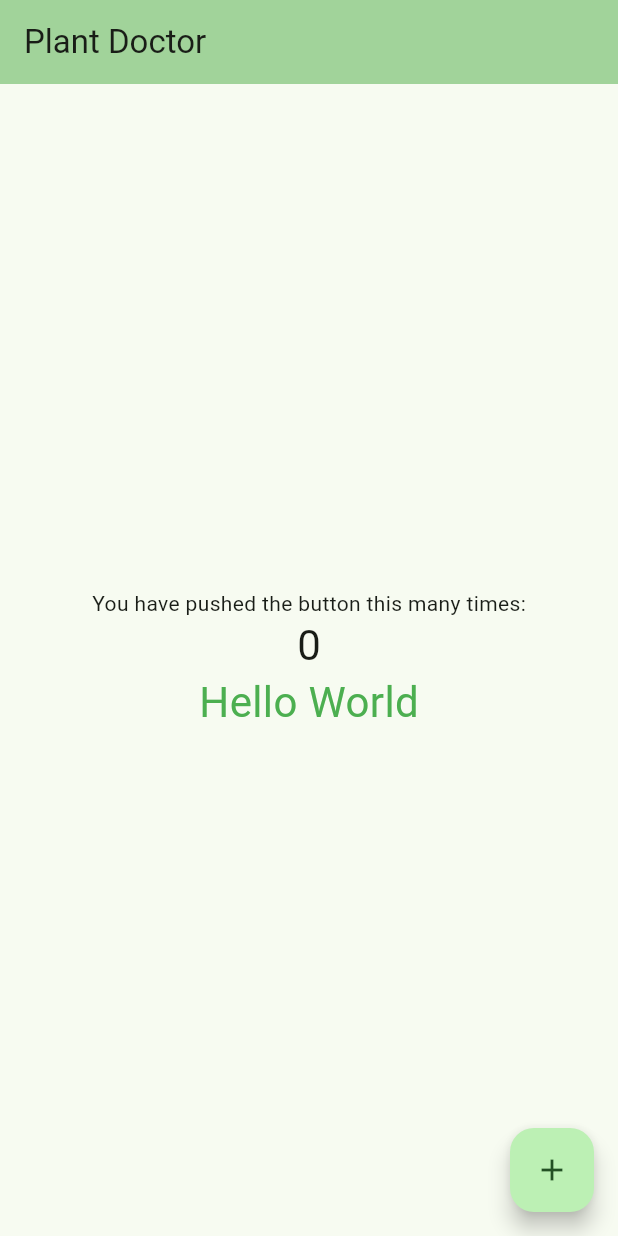
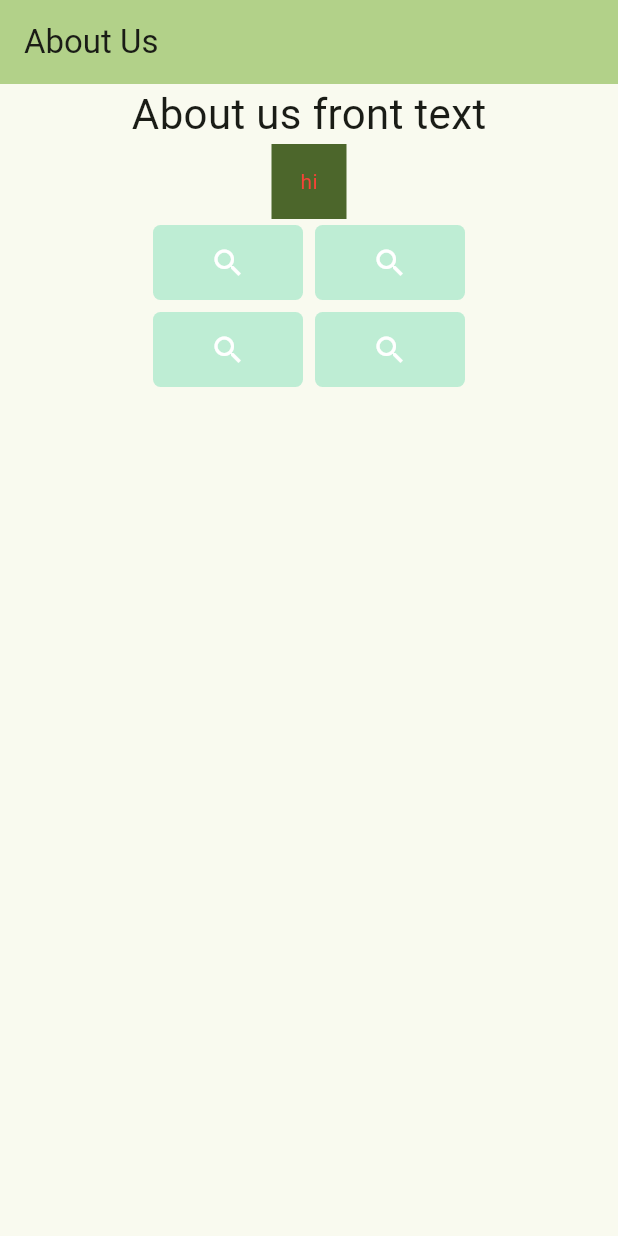
Before and after one commit to FGXB1/plant_doctor, a Flutter app: the screen it shows after launch, on a phone screen of 412 x 824 dp. Run offline on Flutter 3.47's test engine with Material 3 defaults, Android fonts, the phone set to English and light mode, and no system bars; missing offline and left inert: dart:ffi.

Commit message:
added buttons :O

```diff
--- /dev/null
+++ b/lib/homepage.dart
@@ -0,0 +1,36 @@
+import 'dart:ffi';
+
+import 'package:flutter/material.dart';
+import 'package:flutter/widgets.dart';
+
+class Buttons extends StatelessWidget {
+  const Buttons({super.key, required this.cardText});
+  final String cardText;
+
+  @override
+  Widget build(BuildContext context) {
+    return const Card.filled(
+      shape: RoundedRectangleBorder(
+          borderRadius: BorderRadius.all(Radius.circular(5.0))),
+      color: Color(0xFFBEEDD4),
+      child: SizedBox(
+        height: 50,
+        width: 100,
+        child: Padding(
+          padding: EdgeInsets.all(8.0),
+          child: Center(
+            // child: Text(
+            //   cardText,
+            //   style: const TextStyle(fontSize: 12),
+            // )
+            child: Icon(
+              Icons.search,
+              color: Colors.white,
+              semanticLabel: "Explore Plants",
+            ),
+          ),
+        ),
+      ),
+    );
+  }
+}
--- a/lib/main.dart
+++ b/lib/main.dart
@@ -1,8 +1,13 @@
 import 'package:flutter/material.dart';
+import 'homepage.dart';
 
 void main() {
   runApp(const MyApp());
 }
+
+var kColorScheme = ColorScheme.fromSeed(seedColor: const Color(0xFF6EA71F)).copyWith(
+  onSecondary: Colors.red
+);
 
 class StyledText extends StatelessWidget {
   const StyledText({super.key});
@@ -25,99 +30,66 @@
     return MaterialApp(
       title: 'Plant Doctor',
       theme: ThemeData(
-        colorScheme: ColorScheme.fromSeed(seedColor: Colors.green),
+        colorScheme: kColorScheme,
         useMaterial3: true,
       ),
-      home: const MyHomePage(title: 'Plant Doctor'),
+      home: const AboutPage(title: 'About Us'),
     );
   }
 }
 
-class MyHomePage extends StatefulWidget {
-  const MyHomePage({super.key, required this.title});
-
-  // This widget is the home page of your application. It is stateful, meaning
-  // that it has a State object (defined below) that contains fields that affect
-  // how it looks.
-
-  // This class is the configuration for the state. It holds the values (in this
-  // case the title) provided by the parent (in this case the App widget) and
-  // used by the build method of the State. Fields in a Widget subclass are
-  // always marked "final".
-
+class AboutPage extends StatelessWidget {
+  const AboutPage({super.key, required this.title});
   final String title;
 
   @override
-  State<MyHomePage> createState() => _MyHomePageState();
-}
-
-class _MyHomePageState extends State<MyHomePage> {
-  int _counter = 0;
-
-  void _incrementCounter() {
-    setState(() {
-      // This call to setState tells the Flutter framework that something has
-      // changed in this State, which causes it to rerun the build method below
-      // so that the display can reflect the updated values. If we changed
-      // _counter without calling setState(), then the build method would not be
-      // called again, and so nothing would appear to happen.
-      _counter++;
-    });
-  }
-
-  @override
   Widget build(BuildContext context) {
-    // This method is rerun every time setState is called, for instance as done
-    // by the _incrementCounter method above.
-    //
-    // The Flutter framework has been optimized to make rerunning build methods
-    // fast, so that you can just rebuild anything that needs updating rather
-    // than having to individually change instances of widgets.
     return Scaffold(
       appBar: AppBar(
-        // TRY THIS: Try changing the color here to a specific color (to
-        // Colors.amber, perhaps?) and trigger a hot reload to see the AppBar
-        // change color while the other colors stay the same.
-        backgroundColor: Theme.of(context).colorScheme.inversePrimary,
-        // Here we take the value from the MyHomePage object that was created by
-        // the App.build method, and use it to set our appbar title.
-        title: Text(widget.title),
-      ),
+        backgroundColor: kColorScheme.inversePrimary,
+        title: Text(title),
+        ),
       body: Center(
-        // Center is a layout widget. It takes a single child and positions it
-        // in the middle of the parent.
         child: Column(
-          // Column is also a layout widget. It takes a list of children and
-          // arranges them vertically. By default, it sizes itself to fit its
-          // children horizontally, and tries to be as tall as its parent.
-          //
-          // Column has various properties to control how it sizes itself and
-          // how it positions its children. Here we use mainAxisAlignment to
-          // center the children vertically; the main axis here is the vertical
-          // axis because Columns are vertical (the cross axis would be
-          // horizontal).
-          //
-          // TRY THIS: Invoke "debug painting" (choose the "Toggle Debug Paint"
-          // action in the IDE, or press "p" in the console), to see the
-          // wireframe for each widget.
-          mainAxisAlignment: MainAxisAlignment.center,
-          children: <Widget>[
-            const Text(
-              'You have pushed the button this many times:',
+          children: [
+            const Center(
+              child: Text(
+                'About us front text',
+              style: TextStyle(
+                  fontSize: 28
+                ),
+              ),
             ),
-            Text(
-              '$_counter',
-              style: Theme.of(context).textTheme.headlineMedium,
+            Container(
+              height: 50,
+              width: 50,
+              color: kColorScheme.primary,
+              child: Center(
+                child: Text(
+                  "hi",
+                  style: TextStyle(
+                    color: kColorScheme.onSecondary,
+                  ),
+                )
+              ),
             ),
-            const StyledText()
+            const Row(
+              mainAxisAlignment: MainAxisAlignment.center,
+
+              children: [
+                Buttons(cardText: 'Explore Plants'),
+                Buttons(cardText: 'Explore Plants')
+            ],),
+            const Row(
+              mainAxisAlignment: MainAxisAlignment.center,
+              children: [
+                Buttons(cardText: 'Explore Plants'),
+                Buttons(cardText: 'Explore Plants')
+            ],),
+
           ],
         ),
       ),
-      floatingActionButton: FloatingActionButton(
-        onPressed: _incrementCounter,
-        tooltip: 'Increment',
-        child: const Icon(Icons.add),
-      ), // This trailing comma makes auto-formatting nicer for build methods.
     );
   }
 }
```
